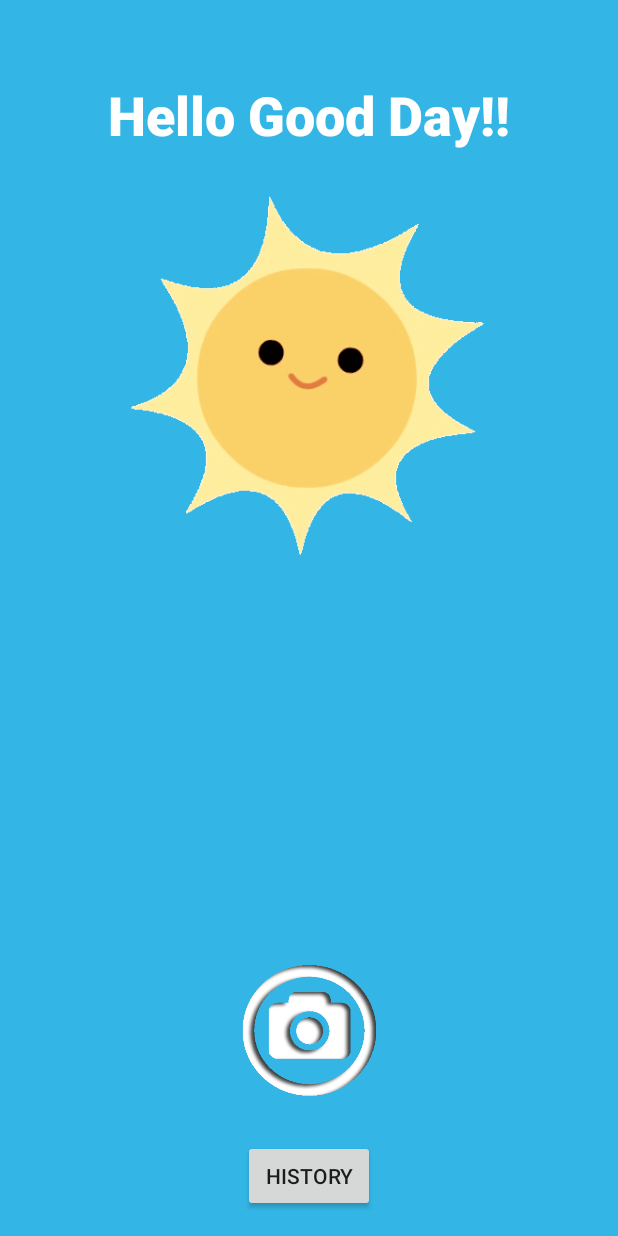
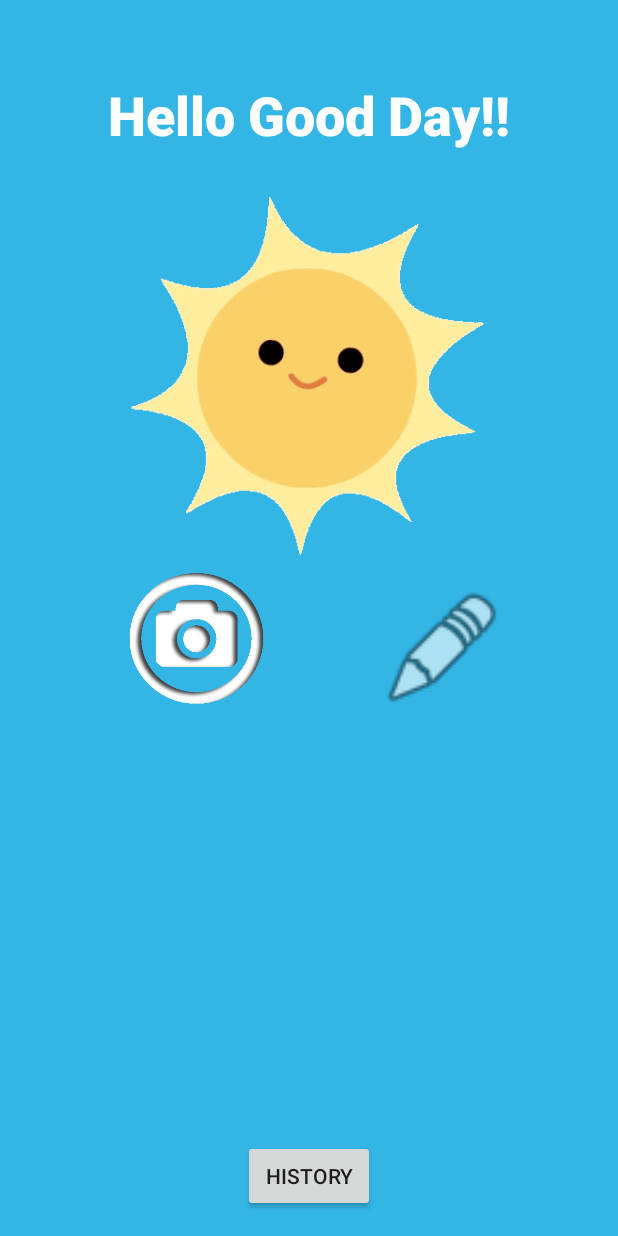
Before and after one commit to reneeleung/Hello-Good-Day, an Android app: the screen it shows after launch (MainActivity), on a phone screen of 412 x 824 dp. Run offline under Robolectric (Android 15) with nearby library versions, the phone set to English and light mode, and no system bars.

Commit message:
addText done but untested, half done history

```diff
--- a/HelloGoodDay/app/src/main/AndroidManifest.xml
+++ b/HelloGoodDay/app/src/main/AndroidManifest.xml
@@ -15,6 +15,10 @@
                 <category android:name="android.intent.category.LAUNCHER" />
             </intent-filter>
         </activity>
+        <activity android:name=".AddText"
+                  android:parentActivityName=".MainActivity" />
+        <activity android:name=".HistoryText"
+                  android:parentActivityName=".MainActivity" />
     </application>
 
 </manifest>
--- a/HelloGoodDay/app/src/main/res/layout/activity_main.xml
+++ b/HelloGoodDay/app/src/main/res/layout/activity_main.xml
@@ -13,21 +13,21 @@
     tools:context="ca.yzlin.hellogoodday.MainActivity">
 
     <TextView
+        android:id="@+id/title"
         android:text="@string/app_display_name"
         android:layout_width="wrap_content"
         android:layout_height="wrap_content"
         android:layout_alignParentTop="true"
         android:layout_centerHorizontal="true"
         android:layout_marginTop="36dp"
-        android:id="@+id/title"
         android:textAppearance="@android:style/TextAppearance.Holo.WindowTitle"
         android:fontFamily="sans-serif-medium"
         android:textSize="36sp"
         android:textColor="@android:color/background_light" />
 
     <ImageView
+        android:id="@+id/sunPic"
         app:srcCompat="@drawable/sun"
-        android:id="@+id/sunPic"
         android:scaleType="fitCenter"
         android:adjustViewBounds="true"
         android:maxWidth="250dp"
@@ -40,26 +40,41 @@
         android:layout_centerHorizontal="true" />
 
     <Button
+        android:id="@+id/history_btn"
         android:text="History"
         android:layout_width="wrap_content"
         android:layout_height="wrap_content"
-        android:id="@+id/history_btn"
         android:layout_alignParentBottom="true"
         android:layout_centerHorizontal="true" />
 
     <ImageButton
+        android:id="@+id/add_text_btn"
         android:layout_width="wrap_content"
         android:layout_height="wrap_content"
-        app:srcCompat="@drawable/camera_btn"
-        android:id="@+id/camera_btn"
+        app:srcCompat="@android:drawable/ic_menu_edit"
+        android:layout_alignTop="@+id/camera_btn"
+        android:layout_alignEnd="@+id/title"
+        android:layout_marginTop="12dp"
         android:adjustViewBounds="true"
         android:maxWidth="100dp"
         android:maxHeight="100dp"
         android:scaleType="fitCenter"
-        android:layout_marginTop="12dp"
-        android:layout_marginBottom="24dp"
         android:background="?android:attr/selectableItemBackgroundBorderless"
-        android:layout_above="@+id/history_btn"
-        android:layout_centerHorizontal="true" />
+        android:layout_alignBottom="@+id/camera_btn"
+        android:layout_toEndOf="@+id/history_btn"
+        android:onClick="addText" />
+
+    <ImageButton
+        android:id="@+id/camera_btn"
+        android:layout_width="wrap_content"
+        android:layout_height="wrap_content"
+        app:srcCompat="@drawable/camera_btn"
+        android:adjustViewBounds="true"
+        android:maxWidth="100dp"
+        android:maxHeight="100dp"
+        android:scaleType="fitCenter"
+        android:background="?android:attr/selectableItemBackgroundBorderless"
+        android:layout_below="@+id/sunPic"
+        android:layout_alignStart="@+id/sunPic" />
 
 </RelativeLayout>
```
Also changed, not shown: HelloGoodDay/app/src/main/java/ca/yzlin/hellogoodday/AddText.java (added, +64 -0 lines), HelloGoodDay/app/src/main/java/ca/yzlin/hellogoodday/HistoryText.java (added, +33 -0 lines), HelloGoodDay/app/src/main/java/ca/yzlin/hellogoodday/MainActivity.java (+13 -0 lines), HelloGoodDay/app/src/main/res/layout/activity_add_text.xml (added, +52 -0 lines), HelloGoodDay/app/src/main/res/layout/activity_history_text.xml (added, +26 -0 lines).
